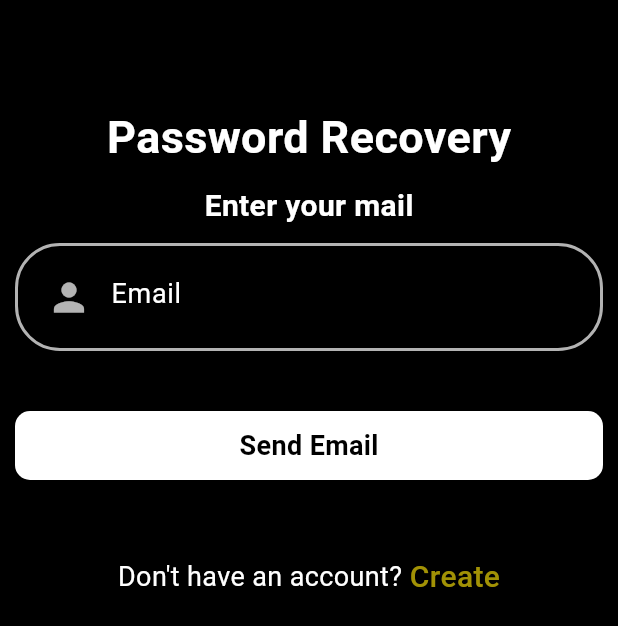
After one commit to Azadkl/recipeapp, a Flutter app: the ForgotPassword screen opened directly, on a phone screen of 412 x 824 dp. The commit adds this screen. Shown: the top 626 px of the screen. Run offline on Flutter 3.47's test engine with Material 3 defaults, Android fonts, the phone set to English and light mode, and no system bars; our stand-ins replace curved_navigation_bar.

Commit message:
sayfaların genel yapıları oluşturuldu

```diff
--- a/lib/main.dart
+++ b/lib/main.dart
@@ -1,4 +1,5 @@
 import 'package:flutter/material.dart';
+import 'package:recipeapp/pages/bottomnav.dart';
 import 'package:recipeapp/pages/login.dart';
 import 'package:recipeapp/pages/onboard.dart';
 import 'package:recipeapp/pages/signup.dart';
--- /dev/null
+++ b/lib/pages/forgotpassword.dart
@@ -0,0 +1,137 @@
+import 'package:flutter/material.dart';
+import 'package:recipeapp/pages/signup.dart';
+
+class ForgotPassword extends StatefulWidget {
+  const ForgotPassword({super.key});
+
+  @override
+  State<ForgotPassword> createState() => _ForgotPasswordState();
+}
+
+class _ForgotPasswordState extends State<ForgotPassword> {
+  TextEditingController mailcontroller = new TextEditingController();
+  @override
+  Widget build(BuildContext context) {
+    return Scaffold(
+      backgroundColor: Colors.black,
+      body: Container(
+        child: Column(
+          children: [
+            SizedBox(height: 70.0),
+            Container(
+              alignment: Alignment.topCenter,
+              child: Text(
+                "Password Recovery",
+                style: TextStyle(
+                  color: Colors.white,
+                  fontSize: 30.0,
+                  fontWeight: FontWeight.bold,
+                ),
+              ),
+            ),
+            SizedBox(height: 10.0),
+            Text(
+              "Enter your mail",
+              style: TextStyle(
+                color: Colors.white,
+                fontSize: 20.0,
+                fontWeight: FontWeight.bold,
+              ),
+            ),
+            Expanded(
+              child: Form(
+                child: Padding(
+                  padding: EdgeInsets.all(10.0),
+                  child: ListView(
+                    children: [
+                      Container(
+                        padding: EdgeInsets.all( 10.0),
+                        decoration: BoxDecoration(
+                          border: Border.all(color: Colors.white70, width: 2.0),
+                          borderRadius: BorderRadius.circular(30),
+                        ),
+                        child: TextFormField(
+                          controller: mailcontroller,
+                          validator: (value) {
+                            if (value == null || value.isEmpty) {
+                              return "Please Enter Email:";
+                            }
+                            return null;
+                          },
+                          style: TextStyle(color: Colors.white),
+                          decoration: InputDecoration(
+                            hintText: "Email",
+                            hintStyle: TextStyle(
+                              fontSize: 18.0,
+                              color: Colors.white,
+                            ),
+                            prefixIcon: Icon(
+                              Icons.person,
+                              color: Colors.white70,
+                              size: 30.0,
+                            ),
+                            border: InputBorder.none,
+                          ),
+                        ),
+                      ),
+                      SizedBox(height: 40.0),
+
+                      GestureDetector(
+                    onTap: (){
+                    },
+                    child: Container(
+                      width: 140,
+                      padding: EdgeInsets.all(10),
+                      decoration: BoxDecoration(
+                          color: Colors.white,
+                          borderRadius: BorderRadius.circular(10)),
+                      child: Center(
+                        child: Text(
+                          "Send Email",
+                          style: TextStyle(
+                              color: Colors.black,
+                              fontSize: 18.0,
+                              fontWeight: FontWeight.bold),
+                        ),
+                      ),
+                    ),
+                  ),
+                  SizedBox(
+                    height: 50.0,
+                  ),
+                  Row(
+                    mainAxisAlignment: MainAxisAlignment.center,
+                    children: [
+                      Text(
+                        "Don't have an account?",
+                        style: TextStyle(fontSize: 18.0, color: Colors.white),
+                      ),
+                      SizedBox(
+                        width: 5.0,
+                      ),
+                      GestureDetector(
+                        onTap: () {
+                          Navigator.push(
+                              context,
+                              MaterialPageRoute(
+                                  builder: (context) => Signup()));
+                        },
+                        child: Text(
+                          "Create",
+                          style: TextStyle(
+                              color: Color.fromARGB(225, 184, 166, 6),
+                              fontSize: 20.0,
+                              fontWeight: FontWeight.w500),
+                        ),
+                      )
+                    ],
+                  )
+                ],
+              ),
+            ))),
+          ],
+        ),
+      ),
+    );
+  }
+}
--- a/lib/pages/onboard.dart
+++ b/lib/pages/onboard.dart
@@ -49,7 +49,7 @@ class _OnboardState extends State<Onboard> {
                         contents[i].image,
                         height: 450,
                         width: MediaQuery.of(context).size.width,
-                        fit: BoxFit.fill,
+                        fit: BoxFit.cover,
                       ),
                       SizedBox(height: 40.0),
                       Text(contents[i].title, style:  AppWidget.HeadlineTextFeildStyle()),
--- a/lib/pages/signup.dart
+++ b/lib/pages/signup.dart
@@ -30,9 +30,12 @@ class _SignupState extends State<Signup> {
   String email = "", password = "";
 
   final _formkey = GlobalKey<FormState>();
+
   TextEditingController usernamecontroller = new TextEditingController();
   TextEditingController useremailcontroller = new TextEditingController();
   TextEditingController userpasswordcontroller = new TextEditingController();
+
+
   @override
   Widget build(BuildContext context) {
     return Scaffold(
--- a/pubspec.yaml
+++ b/pubspec.yaml
@@ -30,6 +30,7 @@ environment:
 dependencies:
   flutter:
     sdk: flutter
+  curved_navigation_bar: ^1.0.6
 
   # The following adds the Cupertino Icons font to your application.
   # Use with the CupertinoIcons class for iOS style icons.
```
Also changed, not shown: lib/pages/bottomnav.dart (added, +58 -0 lines), lib/pages/find_food.dart (added, +24 -0 lines), lib/pages/home.dart (added, +24 -0 lines), lib/pages/login.dart (+35 -21 lines), lib/pages/profile.dart (added, +24 -0 lines), lib/pages/recorded.dart (added, +24 -0 lines), pubspec.lock.
